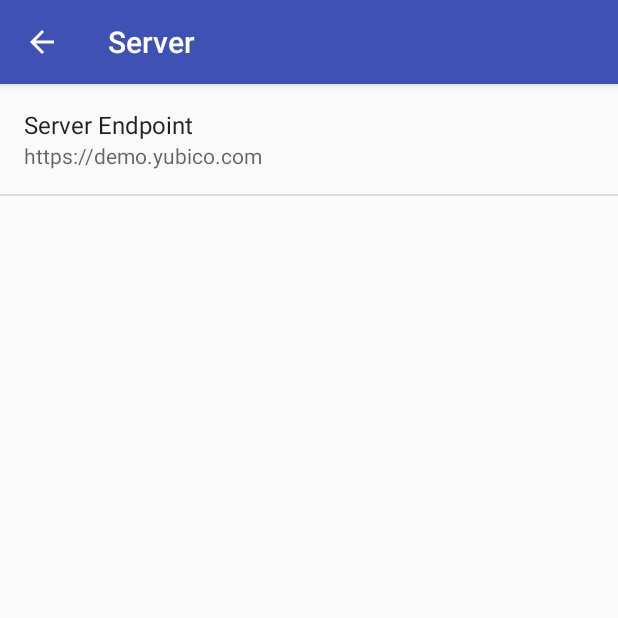
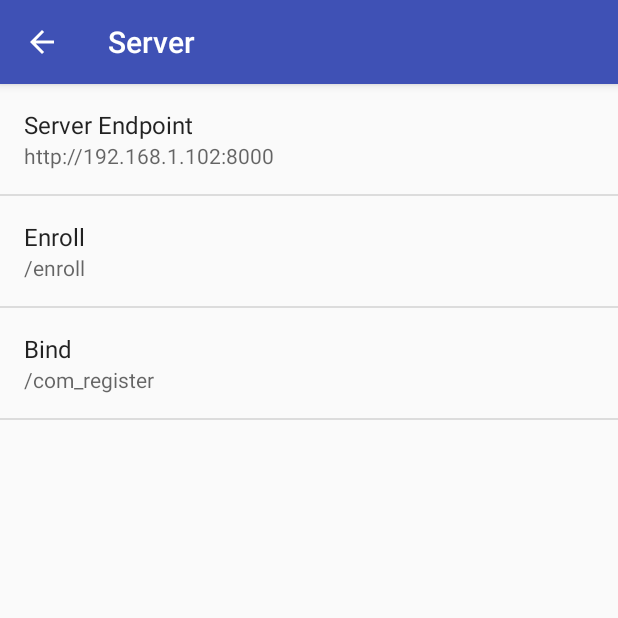
Before and after one commit to fightyz/AndroidU2F, an Android app: the SettingsActivity screen opened directly, with no data from a screen before it, after a tap on "Server", on a phone screen of 412 x 824 dp, the top half of it. Run offline under Robolectric (Android 15) with nearby library versions, the phone set to English and light mode, and no system bars.

Commit message:
add some settings

```diff
--- a/app/src/main/java/org/esec/mcg/androidu2f/SettingsActivity.java
+++ b/app/src/main/java/org/esec/mcg/androidu2f/SettingsActivity.java
@@ -172,6 +172,8 @@ public class SettingsActivity extends AppCompatPreferenceActivity {
             setHasOptionsMenu(true);
 
             bindPreferenceSummaryToValue(findPreference("server_endpoint"));
+            bindPreferenceSummaryToValue(findPreference("enroll"));
+            bindPreferenceSummaryToValue(findPreference("bind"));
         }
     }
 
--- a/app/src/main/java/org/esec/mcg/androidu2f/token/LocalU2FToken.java
+++ b/app/src/main/java/org/esec/mcg/androidu2f/token/LocalU2FToken.java
@@ -81,6 +81,7 @@ public class LocalU2FToken implements U2FToken {
             PublicKey publicKey = keyStore.getCertificate(new String(keyHandle)).getPublicKey();
             byte[] userPublicKeyX509 = publicKey.getEncoded(); // this is x.509 encoded, so has 91 bytes.
             System.arraycopy(userPublicKeyX509, 26, userPublicKey, 0, 65);
+            LogUtils.d(keyStore.getCertificate(new String(keyHandle)));
             LogUtils.d(ByteUtil.ByteArrayToHexString(userPublicKeyX509));
             LogUtils.d(ByteUtil.ByteArrayToHexString(userPublicKey));
         } catch (KeyStoreException e) {
--- a/app/src/main/res/xml/pref_end_point.xml
+++ b/app/src/main/res/xml/pref_end_point.xml
@@ -4,7 +4,27 @@
     <EditTextPreference
         android:key="server_endpoint"
         android:title="Server Endpoint"
-        android:defaultValue="https://demo.yubico.com"
+        android:defaultValue="http://192.168.1.102:8000"
+        android:selectAllOnFocus="true"
+        android:inputType="textCapWords"
+        android:capitalize="words"
+        android:singleLine="true"
+        android:maxLines="1" />
+
+    <EditTextPreference
+        android:key="enroll"
+        android:title="Enroll"
+        android:defaultValue="/enroll"
+        android:selectAllOnFocus="true"
+        android:inputType="textCapWords"
+        android:capitalize="words"
+        android:singleLine="true"
+        android:maxLines="1" />
+
+    <EditTextPreference
+        android:key="bind"
+        android:title="Bind"
+        android:defaultValue="/com_register"
         android:selectAllOnFocus="true"
         android:inputType="textCapWords"
         android:capitalize="words"
```
